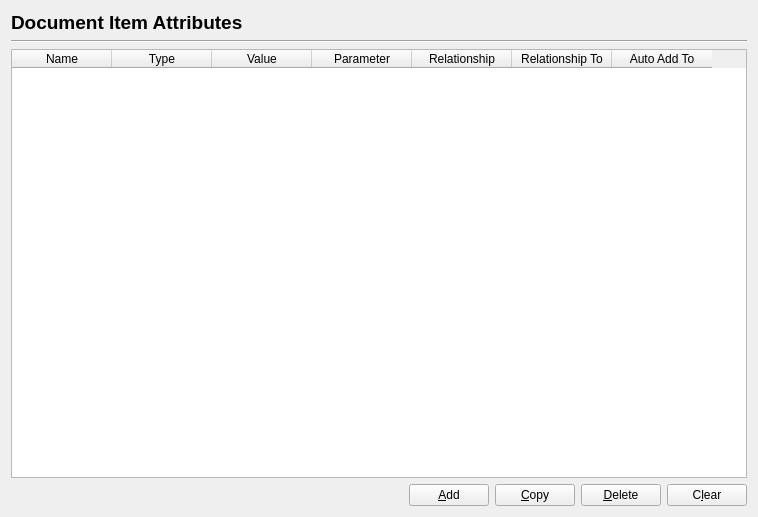
Qt form scribus/ui/prefs_documentitemattributesbase.ui (scribusproject/scribus) before a commit.
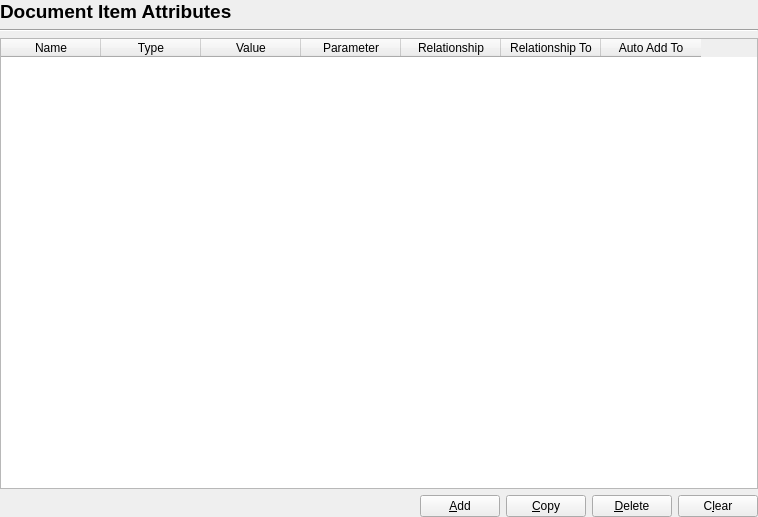
The same form after that commit. Custom widgets are drawn as their Qt base class.

```diff
--- a/scribus/ui/prefs_documentitemattributesbase.ui
+++ b/scribus/ui/prefs_documentitemattributesbase.ui
@@ -14,6 +14,18 @@
    <string>Document Item Attributes</string>
   </property>
   <layout class="QVBoxLayout">
+   <property name="leftMargin">
+    <number>0</number>
+   </property>
+   <property name="topMargin">
+    <number>0</number>
+   </property>
+   <property name="rightMargin">
+    <number>0</number>
+   </property>
+   <property name="bottomMargin">
+    <number>0</number>
+   </property>
    <item>
     <widget class="QLabel" name="label">
      <property name="font">
```
